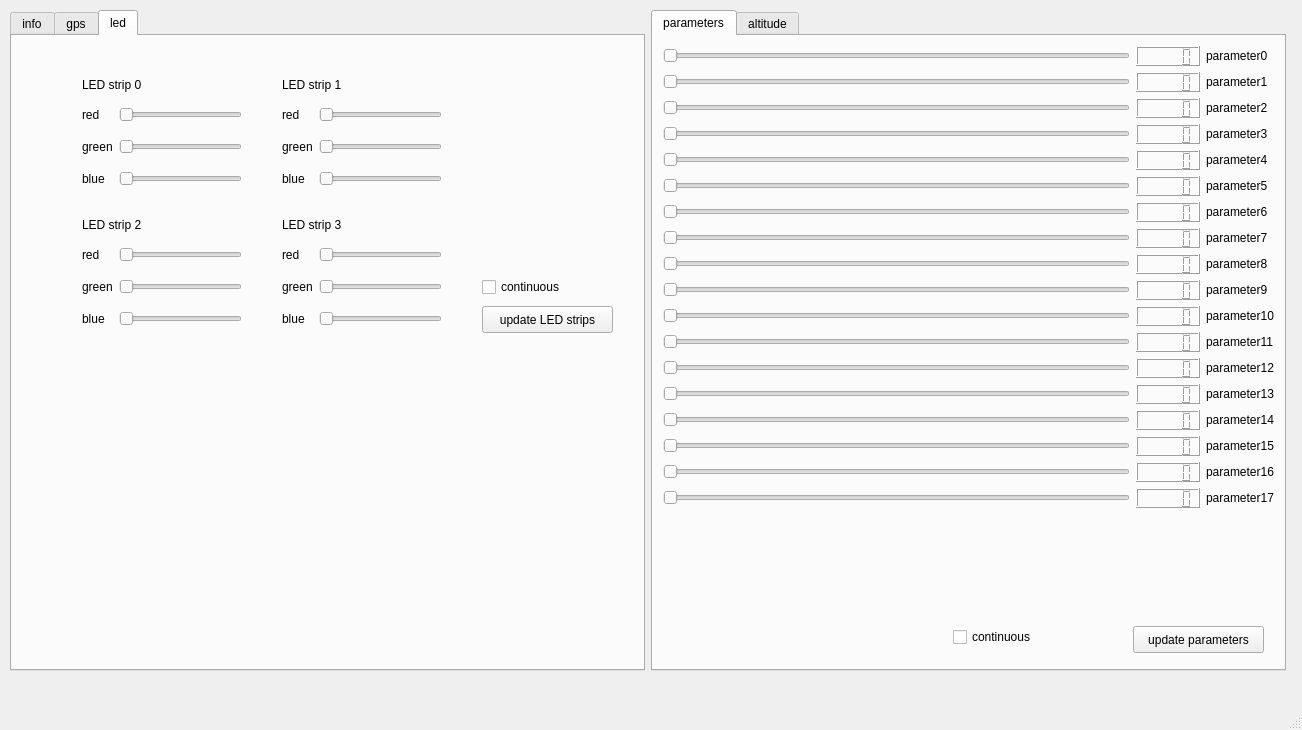
Old version of the form phx_gui/scripts/gui_v1.ui in the repository tum-phoenix/phx_quadrocopter_ros.
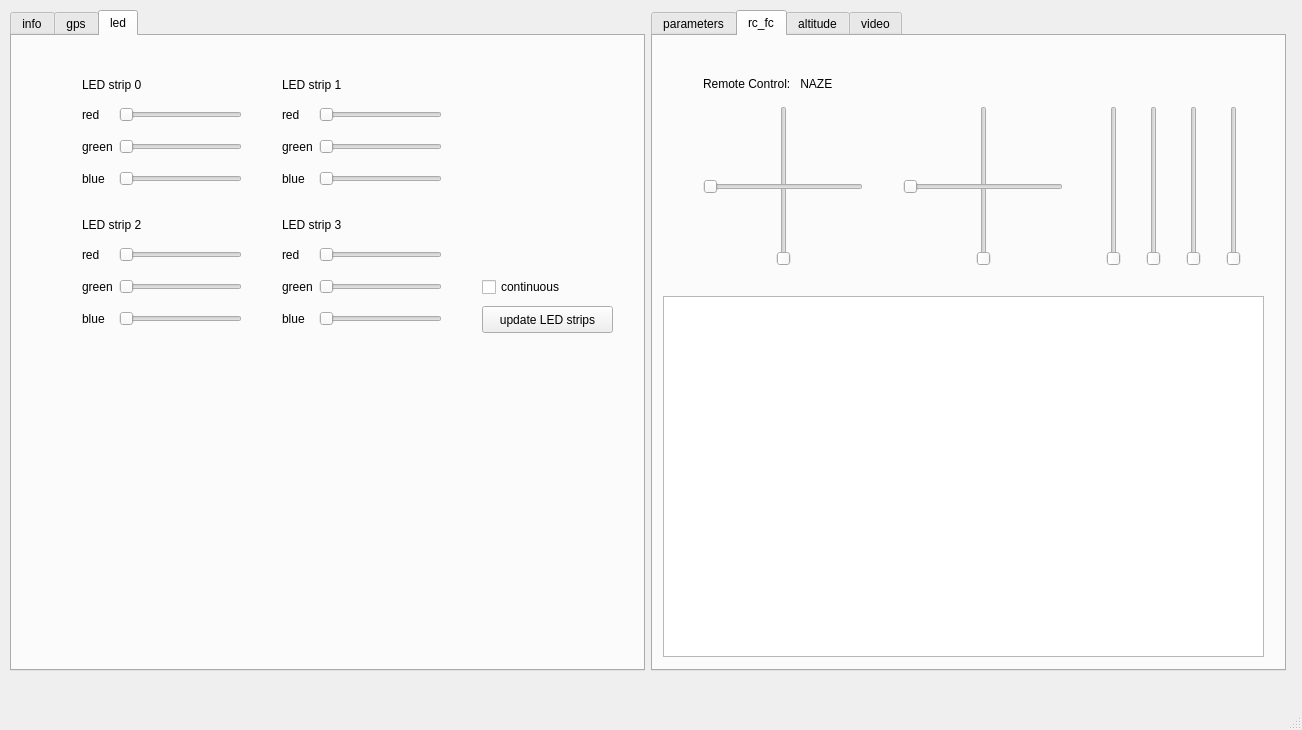
New version of the form. The open tabs and pages were chosen to show the change. Custom widgets are drawn as their Qt base class.

```diff
--- a/phx_gui/scripts/gui_v1.ui
+++ b/phx_gui/scripts/gui_v1.ui
@@ -399,19 +399,19 @@
      <item>
       <widget class="QTabWidget" name="right_tabs">
        <property name="currentIndex">
-        <number>0</number>
+        <number>1</number>
        </property>
        <widget class="QWidget" name="parameter_tab">
         <attribute name="title">
          <string>parameters</string>
         </attribute>
-        <widget class="QWidget" name="">
+        <widget class="QWidget" name="layoutWidget">
          <property name="geometry">
           <rect>
            <x>10</x>
            <y>10</y>
            <width>611</width>
-           <height>561</height>
+           <height>566</height>
           </rect>
          </property>
          <layout class="QGridLayout" name="gridLayout_parameters">
@@ -1095,6 +1095,150 @@
          </property>
         </widget>
        </widget>
+       <widget class="QWidget" name="rc_fc">
+        <attribute name="title">
+         <string>rc_fc</string>
+        </attribute>
+        <widget class="QSlider" name="remote_slider_rc_fc_throttle">
+         <property name="geometry">
+          <rect>
+           <x>120</x>
+           <y>70</y>
+           <width>22</width>
+           <height>160</height>
+          </rect>
+         </property>
+         <property name="orientation">
+          <enum>Qt::Vertical</enum>
+         </property>
+         <property name="tickPosition">
+          <enum>QSlider::NoTicks</enum>
+         </property>
+        </widget>
+        <widget class="QSlider" name="remote_slider_rc_fc_yaw">
+         <property name="geometry">
+          <rect>
+           <x>50</x>
+           <y>140</y>
+           <width>160</width>
+           <height>22</height>
+          </rect>
+         </property>
+         <property name="orientation">
+          <enum>Qt::Horizontal</enum>
+         </property>
+         <property name="tickPosition">
+          <enum>QSlider::NoTicks</enum>
+         </property>
+        </widget>
+        <widget class="QSlider" name="remote_slider_rc_fc_pitch">
+         <property name="geometry">
+          <rect>
+           <x>320</x>
+           <y>70</y>
+           <width>22</width>
+           <height>160</height>
+          </rect>
+         </property>
+         <property name="orientation">
+          <enum>Qt::Vertical</enum>
+         </property>
+         <property name="tickPosition">
+          <enum>QSlider::NoTicks</enum>
+         </property>
+        </widget>
+        <widget class="QSlider" name="remote_slider_rc_fc_roll">
+         <property name="geometry">
+          <rect>
+           <x>250</x>
+           <y>140</y>
+           <width>160</width>
+           <height>22</height>
+          </rect>
+         </property>
+         <property name="orientation">
+          <enum>Qt::Horizontal</enum>
+         </property>
+         <property name="tickPosition">
+          <enum>QSlider::NoTicks</enum>
+         </property>
+        </widget>
+        <widget class="QSlider" name="remote_slider_rc_fc_aux1">
+         <property name="geometry">
+          <rect>
+           <x>450</x>
+           <y>70</y>
+           <width>22</width>
+           <height>160</height>
+          </rect>
+         </property>
+         <property name="orientation">
+          <enum>Qt::Vertical</enum>
+         </property>
+        </widget>
+        <widget class="QSlider" name="remote_slider_rc_fc_aux2">
+         <property name="geometry">
+          <rect>
+           <x>490</x>
+           <y>70</y>
+           <width>22</width>
+           <height>160</height>
+          </rect>
+         </property>
+         <property name="orientation">
+          <enum>Qt::Vertical</enum>
+         </property>
+        </widget>
+        <widget class="QSlider" name="remote_slider_rc_fc_aux3">
+         <property name="geometry">
+          <rect>
+           <x>530</x>
+           <y>70</y>
+           <width>22</width>
+           <height>160</height>
+          </rect>
+         </property>
+         <property name="orientation">
+          <enum>Qt::Vertical</enum>
+         </property>
+        </widget>
+        <widget class="QSlider" name="remote_slider_rc_fc_aux4">
+         <property name="geometry">
+          <rect>
+           <x>570</x>
+           <y>70</y>
+           <width>22</width>
+           <height>160</height>
+          </rect>
+         </property>
+         <property name="orientation">
+          <enum>Qt::Vertical</enum>
+         </property>
+        </widget>
+        <widget class="PlotWidget" name="graphicsView_rc_fc">
+         <property name="geometry">
+          <rect>
+           <x>10</x>
+           <y>260</y>
+           <width>601</width>
+           <height>361</height>
+          </rect>
+         </property>
+        </widget>
+        <widget class="QLabel" name="label_4">
+         <property name="geometry">
+          <rect>
+           <x>50</x>
+           <y>40</y>
+           <width>171</width>
+           <height>16</height>
+          </rect>
+         </property>
+         <property name="text">
+          <string>Remote Control:   NAZE</string>
+         </property>
+        </widget>
+       </widget>
        <widget class="QWidget" name="altitude_tab">
         <attribute name="title">
          <string>altitude</string>
@@ -1109,6 +1253,37 @@
           </rect>
          </property>
         </widget>
+        <widget class="QSlider" name="slider_altitude">
+         <property name="geometry">
+          <rect>
+           <x>540</x>
+           <y>10</y>
+           <width>22</width>
+           <height>371</height>
+          </rect>
+         </property>
+         <property name="orientation">
+          <enum>Qt::Vertical</enum>
+         </property>
+        </widget>
+       </widget>
+       <widget class="QWidget" name="video_tab">
+        <attribute name="title">
+         <string>video</string>
+        </attribute>
+        <widget class="QCheckBox" name="checkBox">
+         <property name="geometry">
+          <rect>
+           <x>390</x>
+           <y>30</y>
+           <width>201</width>
+           <height>20</height>
+          </rect>
+         </property>
+         <property name="text">
+          <string>activate video stream</string>
+         </property>
+        </widget>
        </widget>
       </widget>
      </item>
```
Left out of the diff: 17 changed lines with no effect on the pictures.
